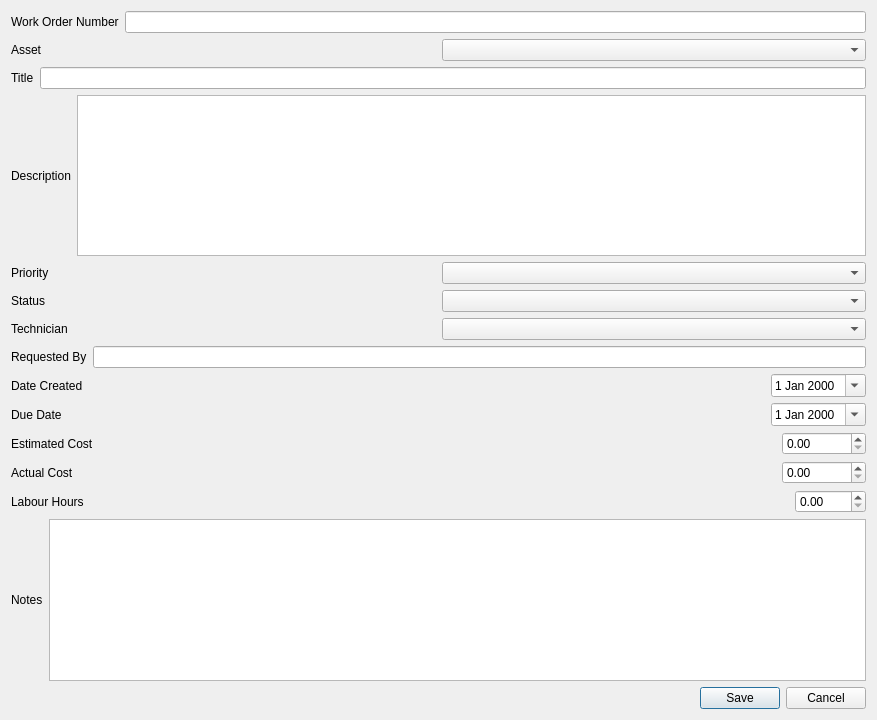
Qt form app/ui/forms/add_work_order.ui (Apie-dup/MaintenanceSystem) before a commit.
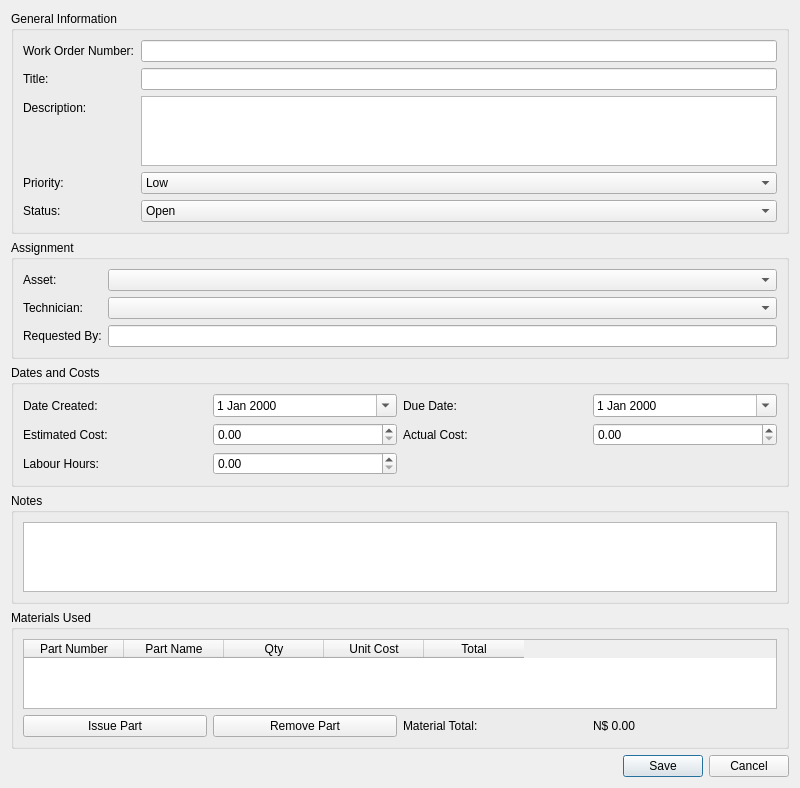
The same form after that commit.

```diff
--- a/app/ui/forms/add_work_order.ui
+++ b/app/ui/forms/add_work_order.ui
@@ -6,8 +6,8 @@
    <rect>
     <x>0</x>
     <y>0</y>
-    <width>877</width>
-    <height>720</height>
+    <width>800</width>
+    <height>780</height>
    </rect>
   </property>
   <property name="windowTitle">
@@ -15,239 +15,326 @@
   </property>
   <layout class="QVBoxLayout" name="verticalLayout">
    <item>
-    <layout class="QHBoxLayout" name="horizontalLayout">
-     <item>
+    <widget class="QGroupBox" name="groupGeneralInfo">
+     <property name="title">
+      <string>General Information</string>
+     </property>
+     <property name="flat">
+      <bool>true</bool>
+     </property>
+     <layout class="QFormLayout" name="formGeneralInfo">
+      <item row="0" column="0">
       <widget class="QLabel" name="lblWorkOrderNumber">
        <property name="text">
-        <string>Work Order Number</string>
+         <string>Work Order Number:</string>
        </property>
       </widget>
      </item>
-     <item>
+      <item row="0" column="1">
       <widget class="QLineEdit" name="txtWorkOrderNumber">
        <property name="readOnly">
         <bool>true</bool>
        </property>
       </widget>
      </item>
-    </layout>
-   </item>
-   <item>
-    <layout class="QHBoxLayout" name="horizontalLayout_2">
-     <item>
-      <widget class="QLabel" name="Asset">
-       <property name="text">
-        <string>Asset</string>
-       </property>
-      </widget>
-     </item>
-     <item>
-      <widget class="QComboBox" name="cmbAsset"/>
-     </item>
-    </layout>
-   </item>
-   <item>
-    <layout class="QHBoxLayout" name="horizontalLayout_3">
-     <item>
+      <item row="1" column="0">
       <widget class="QLabel" name="lblTitle">
        <property name="text">
-        <string>Title</string>
+         <string>Title:</string>
        </property>
       </widget>
      </item>
-     <item>
+      <item row="1" column="1">
       <widget class="QLineEdit" name="txtTitle"/>
      </item>
-    </layout>
-   </item>
-   <item>
-    <layout class="QHBoxLayout" name="horizontalLayout_4">
-     <item>
+      <item row="2" column="0">
       <widget class="QLabel" name="lblDescription">
        <property name="text">
-        <string>Description</string>
+         <string>Description:</string>
        </property>
       </widget>
      </item>
-     <item>
+      <item row="2" column="1">
       <widget class="QTextEdit" name="teDescription"/>
      </item>
-    </layout>
-   </item>
-   <item>
-    <layout class="QHBoxLayout" name="horizontalLayout_5">
-     <item>
+      <item row="3" column="0">
       <widget class="QLabel" name="lblPriority">
        <property name="text">
-        <string>Priority</string>
+         <string>Priority:</string>
        </property>
       </widget>
      </item>
+      <item row="3" column="1">
+       <widget class="QComboBox" name="cmbPriority">
      <item>
-      <widget class="QComboBox" name="cmbPriority"/>
-     </item>
-    </layout>
+         <property name="text">
+          <string>Low</string>
+         </property>
+        </item>
+        <item>
+         <property name="text">
+          <string>Medium</string>
+         </property>
    </item>
    <item>
-    <layout class="QHBoxLayout" name="horizontalLayout_6">
-     <item>
+         <property name="text">
+          <string>High</string>
+         </property>
+        </item>
+       </widget>
+      </item>
+      <item row="4" column="0">
       <widget class="QLabel" name="lblStatus">
        <property name="text">
-        <string>Status</string>
+         <string>Status:</string>
        </property>
       </widget>
      </item>
+      <item row="4" column="1">
+       <widget class="QComboBox" name="cmbStatus">
      <item>
-      <widget class="QComboBox" name="cmbStatus"/>
-     </item>
-    </layout>
+         <property name="text">
+          <string>Open</string>
+         </property>
+        </item>
+        <item>
+         <property name="text">
+          <string>In Progress</string>
+         </property>
+        </item>
+        <item>
+         <property name="text">
+          <string>Closed</string>
+         </property>
+        </item>
+       </widget>
+      </item>
+     </layout>
+    </widget>
    </item>
    <item>
-    <layout class="QHBoxLayout" name="horizontalLayout_7">
-     <item>
+    <widget class="QGroupBox" name="groupAssignment">
+     <property name="title">
+      <string>Assignment</string>
+     </property>
+     <property name="flat">
+      <bool>true</bool>
+     </property>
+     <layout class="QFormLayout" name="formAssignment">
+      <item row="0" column="0">
+       <widget class="QLabel" name="lblAsset">
+        <property name="text">
+         <string>Asset:</string>
+        </property>
+       </widget>
+      </item>
+      <item row="0" column="1">
+       <widget class="QComboBox" name="cmbAsset"/>
+      </item>
+      <item row="1" column="0">
       <widget class="QLabel" name="lblTechnician">
        <property name="text">
-        <string>Technician</string>
+         <string>Technician:</string>
        </property>
       </widget>
      </item>
-     <item>
+      <item row="1" column="1">
       <widget class="QComboBox" name="cmbTechnician"/>
      </item>
-    </layout>
-   </item>
-   <item>
-    <layout class="QHBoxLayout" name="horizontalLayout_8">
-     <item>
+      <item row="2" column="0">
       <widget class="QLabel" name="lblRequestedBy">
        <property name="text">
-        <string>Requested By</string>
+         <string>Requested By:</string>
        </property>
       </widget>
      </item>
-     <item>
+      <item row="2" column="1">
       <widget class="QLineEdit" name="txtRequestedBy"/>
      </item>
     </layout>
+    </widget>
    </item>
    <item>
-    <layout class="QHBoxLayout" name="horizontalLayout_9">
-     <item>
+    <widget class="QGroupBox" name="groupDatesCosts">
+     <property name="title">
+      <string>Dates and Costs</string>
+     </property>
+     <property name="flat">
+      <bool>true</bool>
+     </property>
+     <layout class="QGridLayout" name="gridDatesCosts">
+      <item row="0" column="0">
       <widget class="QLabel" name="lblDateCreated">
        <property name="text">
-        <string>Date Created</string>
+         <string>Date Created:</string>
        </property>
       </widget>
      </item>
-     <item alignment="Qt::AlignmentFlag::AlignRight">
+      <item row="0" column="1">
       <widget class="QDateEdit" name="dtDateCreated">
        <property name="calendarPopup">
         <bool>true</bool>
        </property>
       </widget>
      </item>
-    </layout>
-   </item>
-   <item>
-    <layout class="QHBoxLayout" name="horizontalLayout_10">
-     <item>
+      <item row="0" column="2">
       <widget class="QLabel" name="lblDueDate">
        <property name="text">
-        <string>Due Date</string>
+         <string>Due Date:</string>
        </property>
       </widget>
      </item>
-     <item alignment="Qt::AlignmentFlag::AlignRight">
+      <item row="0" column="3">
       <widget class="QDateEdit" name="dtDueDate">
        <property name="calendarPopup">
         <bool>true</bool>
        </property>
       </widget>
      </item>
-    </layout>
-   </item>
-   <item>
-    <layout class="QHBoxLayout" name="horizontalLayout_11">
-     <item>
+      <item row="1" column="0">
       <widget class="QLabel" name="lblEstimatedCost">
        <property name="text">
-        <string>Estimated Cost</string>
+         <string>Estimated Cost:</string>
        </property>
       </widget>
      </item>
-     <item alignment="Qt::AlignmentFlag::AlignRight">
+      <item row="1" column="1">
       <widget class="QDoubleSpinBox" name="dsbEstimatedCost">
+        <property name="decimals">
+         <number>2</number>
+        </property>
        <property name="maximum">
-        <double>9999999.990000000223517</double>
-       </property>
-       <property name="singleStep">
-        <double>10.000000000000000</double>
+         <double>999999.989999999990687</double>
        </property>
       </widget>
      </item>
-    </layout>
-   </item>
-   <item>
-    <layout class="QHBoxLayout" name="horizontalLayout_12">
-     <item>
+      <item row="1" column="2">
       <widget class="QLabel" name="lblActualCost">
        <property name="text">
-        <string>Actual Cost</string>
+         <string>Actual Cost:</string>
        </property>
       </widget>
      </item>
-     <item alignment="Qt::AlignmentFlag::AlignRight">
+      <item row="1" column="3">
       <widget class="QDoubleSpinBox" name="dsbActualCost">
+        <property name="decimals">
+         <number>2</number>
+        </property>
        <property name="maximum">
-        <double>9999999.990000000223517</double>
-       </property>
-       <property name="singleStep">
-        <double>10.000000000000000</double>
+         <double>999999.989999999990687</double>
        </property>
       </widget>
      </item>
-    </layout>
-   </item>
-   <item>
-    <layout class="QHBoxLayout" name="horizontalLayout_13">
-     <item>
+      <item row="2" column="0">
       <widget class="QLabel" name="lblLabourHours">
        <property name="text">
-        <string>Labour Hours</string>
+         <string>Labour Hours:</string>
        </property>
       </widget>
      </item>
-     <item alignment="Qt::AlignmentFlag::AlignRight">
+      <item row="2" column="1">
       <widget class="QDoubleSpinBox" name="dsbLabourHours">
+        <property name="decimals">
+         <number>2</number>
+        </property>
        <property name="maximum">
-        <double>1000.000000000000000</double>
-       </property>
-       <property name="singleStep">
-        <double>0.250000000000000</double>
+         <double>9999.989999999999782</double>
        </property>
       </widget>
      </item>
     </layout>
+    </widget>
    </item>
    <item>
-    <layout class="QHBoxLayout" name="horizontalLayout_14">
-     <item>
-      <widget class="QLabel" name="lblNotes">
-       <property name="text">
+    <widget class="QGroupBox" name="groupNotes">
+     <property name="title">
         <string>Notes</string>
        </property>
-      </widget>
-     </item>
+     <property name="flat">
+      <bool>true</bool>
+     </property>
+     <layout class="QVBoxLayout" name="layoutNotes">
      <item>
       <widget class="QTextEdit" name="teNotes"/>
      </item>
     </layout>
+    </widget>
+   </item>
+   <item>
+    <widget class="QGroupBox" name="groupMaterials">
+     <property name="title">
+      <string>Materials Used</string>
+     </property>
+     <property name="flat">
+      <bool>true</bool>
+     </property>
+     <layout class="QVBoxLayout" name="layoutMaterials">
+      <item>
+       <widget class="QTableWidget" name="tblParts">
+        <column>
+         <property name="text">
+          <string>Part Number</string>
+         </property>
+        </column>
+        <column>
+         <property name="text">
+          <string>Part Name</string>
+         </property>
+        </column>
+        <column>
+         <property name="text">
+          <string>Qty</string>
+         </property>
+        </column>
+        <column>
+         <property name="text">
+          <string>Unit Cost</string>
+         </property>
+        </column>
+        <column>
+         <property name="text">
+          <string>Total</string>
+         </property>
+        </column>
+       </widget>
+      </item>
+      <item>
+       <layout class="QHBoxLayout" name="layoutMaterialButtons">
+        <item>
+         <widget class="QPushButton" name="btnIssuePart">
+          <property name="text">
+           <string>Issue Part</string>
+          </property>
+         </widget>
+        </item>
+        <item>
+         <widget class="QPushButton" name="btnRemovePart">
+          <property name="text">
+           <string>Remove Part</string>
+          </property>
+         </widget>
+        </item>
+        <item>
+         <widget class="QLabel" name="lblMaterieTotalTitle">
+          <property name="text">
+           <string>Material Total:</string>
+          </property>
+         </widget>
+        </item>
+        <item>
+         <widget class="QLabel" name="lblMaterialTotal">
+          <property name="text">
+           <string>N$ 0.00</string>
+          </property>
+         </widget>
+        </item>
+       </layout>
+      </item>
+     </layout>
+    </widget>
    </item>
    <item>
     <widget class="QDialogButtonBox" name="buttonBox">
-     <property name="orientation">
-      <enum>Qt::Orientation::Horizontal</enum>
-     </property>
      <property name="standardButtons">
       <set>QDialogButtonBox::StandardButton::Cancel|QDialogButtonBox::StandardButton::Save</set>
      </property>
```
Left out of the diff: 39 changed lines with no effect on the pictures. Lines whose indentation alone changed are shown as unchanged.
